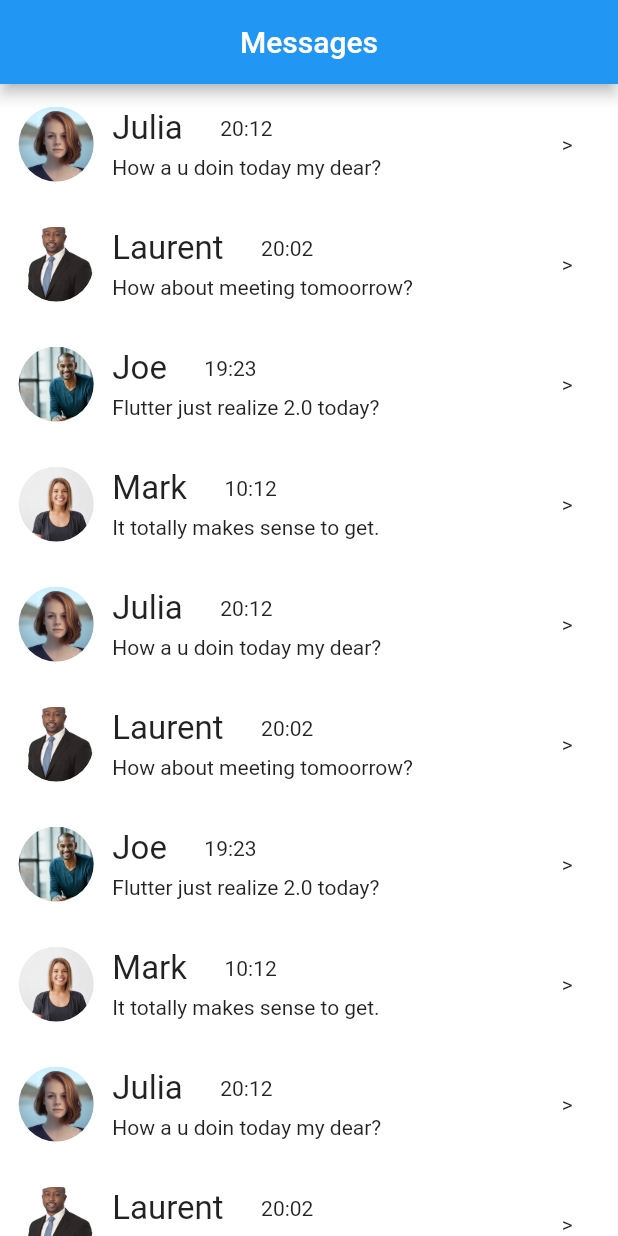
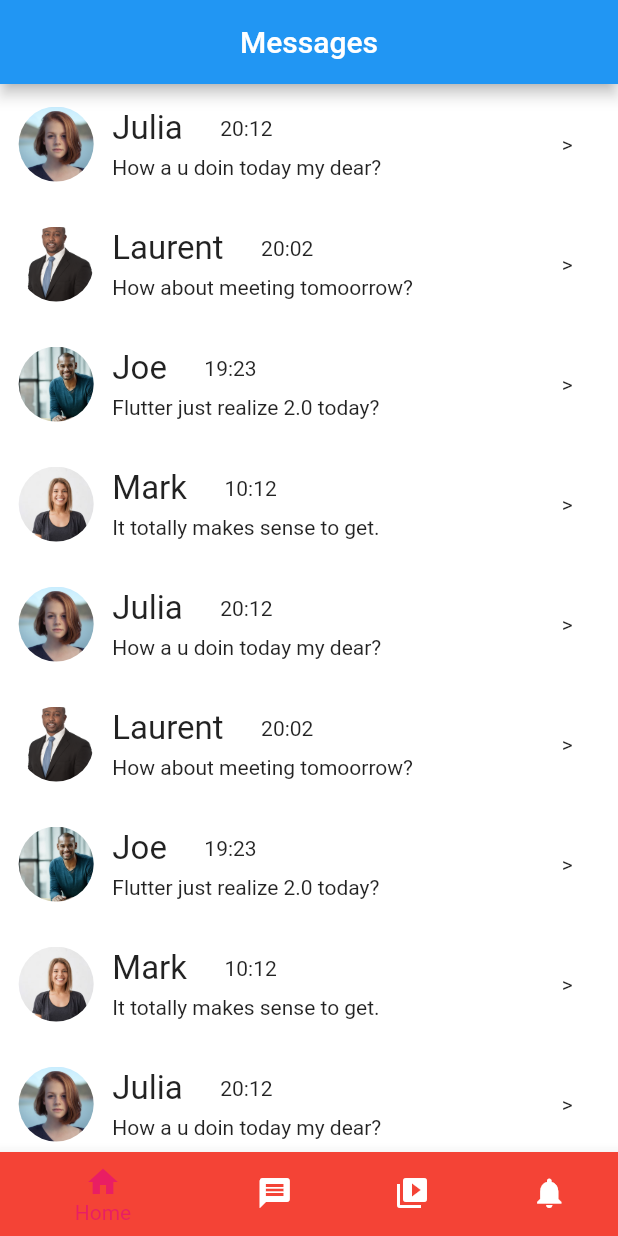
Before and after one commit to Storm099/my_demo_10, a Flutter app: the screen it shows after launch, on a phone screen of 412 x 824 dp. Run offline on Flutter 3.47's test engine with Material 2 defaults, Android fonts, the phone set to English and light mode, and no system bars.

Commit message:
added bottomNavigationBar

```diff
--- a/lib/pages/home_page.dart
+++ b/lib/pages/home_page.dart
@@ -39,6 +39,16 @@ class _HomePageState extends State<HomePage> {
             _itemList(img: "assets/images/per3.jpg",name: "Joe",time: "19:23",msg: "Flutter just realize 2.0 today?"),
             _itemList(img: "assets/images/per4.jpg",name: "Mark",time: "10:12",msg: "It totally makes sense to get."),
           ],
+      ),
+      bottomNavigationBar: BottomNavigationBar(
+        items: [
+          BottomNavigationBarItem(icon: Icon(Icons.home),title: Text("Home"),backgroundColor: Colors.red),
+          BottomNavigationBarItem(icon: Icon(Icons.message),title: Text("Messages"),backgroundColor: Colors.red),
+          BottomNavigationBarItem(icon: Icon(Icons.video_library),title: Text("Videos"),backgroundColor: Colors.red),
+          BottomNavigationBarItem(icon: Icon(Icons.notifications),title: Text("Notifications"),backgroundColor: Colors.red),
+
+        ],
+        selectedItemColor: Colors.pink,
       ),
 
     );
```
